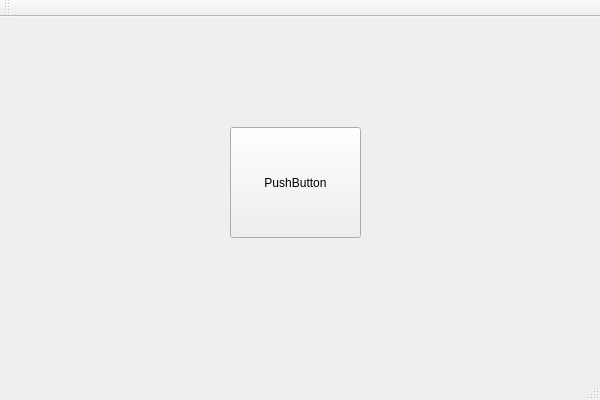
First picture: the form in Rutas/main/MapView.ui, repository AndresMora04/Rutas, before the edit.
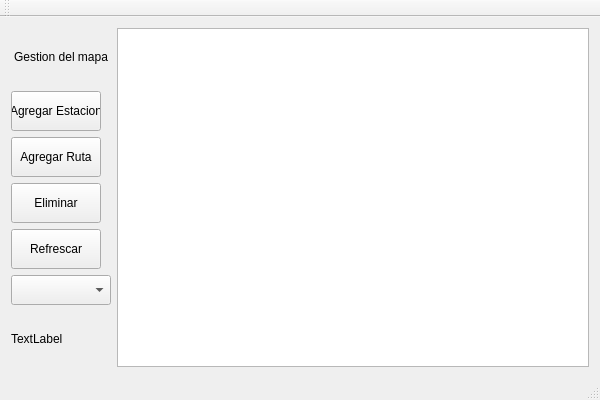
Second picture: the form after the edit.

Commit message: Implement stop and route functionality

Diff of the .ui file:
```diff
--- a/Rutas/main/MapView.ui
+++ b/Rutas/main/MapView.ui
@@ -14,19 +14,113 @@
    <string>MapView</string>
   </property>
   <widget class="QWidget" name="centralWidget">
-   <widget class="QPushButton" name="pushButton">
-    <property name="geometry">
-     <rect>
-      <x>230</x>
-      <y>110</y>
-      <width>131</width>
-      <height>111</height>
-     </rect>
-    </property>
-    <property name="text">
-     <string>PushButton</string>
-    </property>
-   </widget>
+   <layout class="QHBoxLayout" name="horizontalLayout">
+    <item>
+     <layout class="QVBoxLayout" name="verticalLayout">
+      <property name="sizeConstraint">
+       <enum>QLayout::SizeConstraint::SetDefaultConstraint</enum>
+      </property>
+      <item>
+       <widget class="QLabel" name="lblTitle">
+        <property name="sizePolicy">
+         <sizepolicy hsizetype="Preferred" vsizetype="Preferred">
+          <horstretch>0</horstretch>
+          <verstretch>0</verstretch>
+         </sizepolicy>
+        </property>
+        <property name="text">
+         <string>Gestion del mapa</string>
+        </property>
+        <property name="alignment">
+         <set>Qt::AlignmentFlag::AlignCenter</set>
+        </property>
+       </widget>
+      </item>
+      <item>
+       <widget class="QPushButton" name="btnAddStation">
+        <property name="maximumSize">
+         <size>
+          <width>90</width>
+          <height>40</height>
+         </size>
+        </property>
+        <property name="text">
+         <string>Agregar Estacion</string>
+        </property>
+       </widget>
+      </item>
+      <item>
+       <widget class="QPushButton" name="btnAddRoute">
+        <property name="maximumSize">
+         <size>
+          <width>90</width>
+          <height>40</height>
+         </size>
+        </property>
+        <property name="text">
+         <string>Agregar Ruta</string>
+        </property>
+       </widget>
+      </item>
+      <item>
+       <widget class="QPushButton" name="btnDelete">
+        <property name="maximumSize">
+         <size>
+          <width>90</width>
+          <height>40</height>
+         </size>
+        </property>
+        <property name="text">
+         <string>Eliminar</string>
+        </property>
+       </widget>
+      </item>
+      <item>
+       <widget class="QPushButton" name="btnRefresh">
+        <property name="maximumSize">
+         <size>
+          <width>90</width>
+          <height>40</height>
+         </size>
+        </property>
+        <property name="text">
+         <string>Refrescar</string>
+        </property>
+       </widget>
+      </item>
+      <item>
+       <widget class="QComboBox" name="cBoxRoutes">
+        <property name="sizePolicy">
+         <sizepolicy hsizetype="Expanding" vsizetype="Expanding">
+          <horstretch>0</horstretch>
+          <verstretch>0</verstretch>
+         </sizepolicy>
+        </property>
+        <property name="maximumSize">
+         <size>
+          <width>100</width>
+          <height>30</height>
+         </size>
+        </property>
+       </widget>
+      </item>
+      <item>
+       <widget class="QLabel" name="lblStationsCount">
+        <property name="text">
+         <string>TextLabel</string>
+        </property>
+       </widget>
+      </item>
+     </layout>
+    </item>
+    <item>
+     <layout class="QVBoxLayout" name="verticalLayout_2">
+      <item>
+       <widget class="QGraphicsView" name="graphicsMap"/>
+      </item>
+     </layout>
+    </item>
+   </layout>
   </widget>
   <widget class="QMenuBar" name="menuBar">
    <property name="geometry">
```
The commit also changes 22 other files.
